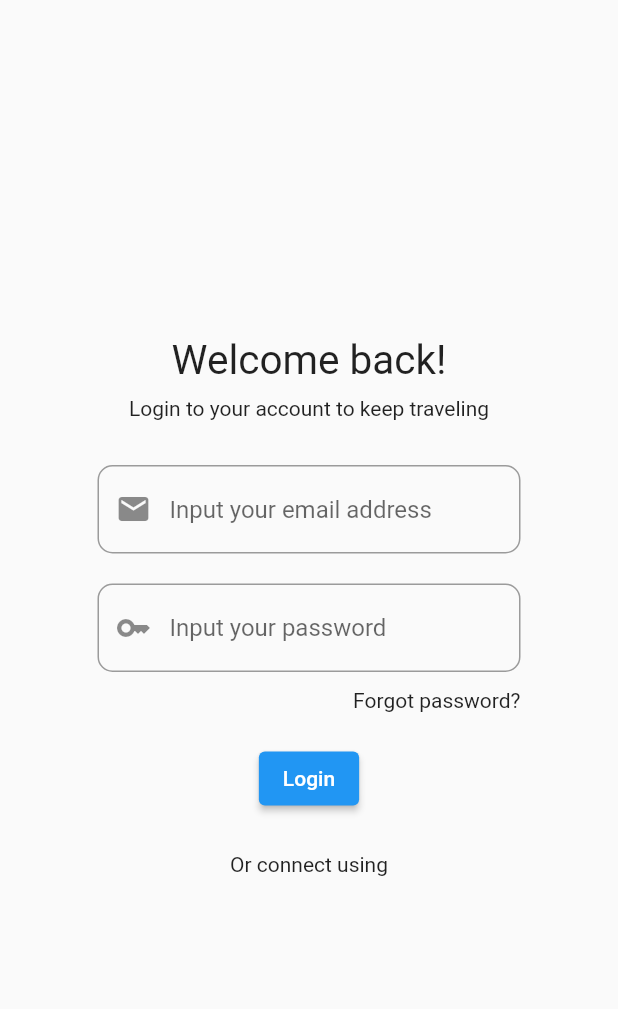
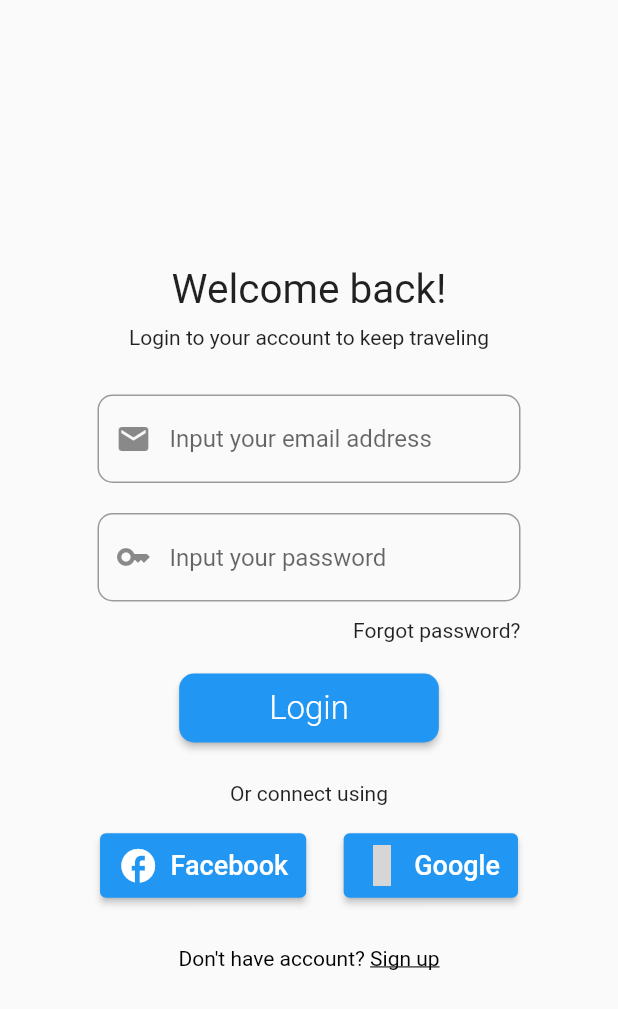
Before and after one commit to takayatomose/travel-token-mobile, a Flutter app: the screen it shows after launch, on a phone screen of 412 x 824 dp. Shown: the top 1009 px of the screen. Run offline on Flutter 3.47's test engine with Material 2 defaults, Android fonts, the phone set to English and light mode, and no system bars; our stand-ins replace material_design_icons_flutter; grey boxes are pictures that could not be loaded.

Commit message:
init project

```diff
--- a/lib/screens/siginin_screen.dart
+++ b/lib/screens/siginin_screen.dart
@@ -1,4 +1,6 @@
+import 'package:flutter/gestures.dart';
 import 'package:flutter/material.dart';
+import 'package:material_design_icons_flutter/material_design_icons_flutter.dart';
 
 class SignInScreen extends StatelessWidget {
   const SignInScreen({Key? key}) : super(key: key);
@@ -47,7 +49,7 @@ class SignInScreen extends StatelessWidget {
                           borderRadius: BorderRadius.all(Radius.circular(10)))),
                 ),
               ),
-               Container(
+              Container(
                 padding: const EdgeInsets.only(bottom: 20),
                 alignment: Alignment.topRight,
                 child: InkWell(
@@ -61,12 +63,66 @@ class SignInScreen extends StatelessWidget {
               Padding(
                 padding: const EdgeInsets.only(bottom: 25),
                 child: ElevatedButton(
-                    onPressed: () {}, child: const Text('Login')),
+                    style: ElevatedButton.styleFrom(
+                        shape: RoundedRectangleBorder(
+                            borderRadius: BorderRadius.circular(10)),
+                        padding: const EdgeInsets.symmetric(
+                            vertical: 10, horizontal: 60)),
+                    onPressed: () {},
+                    child: const Text(
+                      'Login',
+                      style:
+                          TextStyle(fontSize: 22, fontWeight: FontWeight.w300),
+                    )),
               ),
               const Padding(
                 padding: EdgeInsets.only(bottom: 16),
                 child: Text('Or connect using'),
               ),
+              Container(
+                padding: const EdgeInsets.only(bottom: 30),
+                child:
+                    Row(mainAxisAlignment: MainAxisAlignment.center, children: [
+                  Padding(
+                    padding: const EdgeInsets.only(right: 25),
+                    child: ElevatedButton.icon(
+                        style: ElevatedButton.styleFrom(
+                            padding: const EdgeInsets.symmetric(
+                                vertical: 8, horizontal: 12)),
+                        onPressed: () {},
+                        icon: const Icon(
+                          Icons.facebook_sharp,
+                          size: 27,
+                        ),
+                        label: const Text(
+                          'Facebook',
+                          style: TextStyle(fontSize: 18),
+                        )),
+                  ),
+                  ElevatedButton.icon(
+                      style: ElevatedButton.styleFrom(
+                          padding: const EdgeInsets.symmetric(
+                              vertical: 8, horizontal: 12)),
+                      onPressed: () {},
+                      icon: const Icon(
+                        MdiIcons.google,
+                        size: 27,
+                      ),
+                      label:
+                          const Text('Google', style: TextStyle(fontSize: 18))),
+                ]),
+              ),
+              RichText(
+                  text: TextSpan(
+                      text: 'Don\'t have account? ',
+                      style: const TextStyle(color: Colors.black),
+                      children: [
+                    TextSpan(
+                        text: 'Sign up',
+                        style: const TextStyle(
+                            decoration: TextDecoration.underline),
+                        recognizer: TapGestureRecognizer()..onTap = () {})
+                  ]))
             ],
           ),
         ),
--- a/pubspec.yaml
+++ b/pubspec.yaml
@@ -34,6 +34,7 @@ dependencies:
   # The following adds the Cupertino Icons font to your application.
   # Use with the CupertinoIcons class for iOS style icons.
   cupertino_icons: ^1.0.2
+  material_design_icons_flutter: ^5.0.6595
 
 dev_dependencies:
   flutter_test:
```
Also changed, not shown: pubspec.lock.
